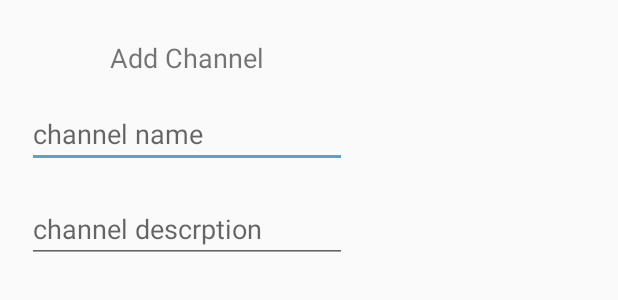
After one commit to l7ch1w/smack, an Android app: the layout add_channel_dialog.xml on its own in the app's theme, with its tools: preview values and no code run, on a phone screen of 412 x 824 dp. The commit adds this screen. Shown: the top 300 px of the screen. Run offline under Robolectric (Android 15) with nearby library versions, the phone set to English and light mode, and no system bars.

Commit message:
lesson 17

```diff
--- /dev/null
+++ b/app/src/main/res/layout/add_channel_dialog.xml
@@ -0,0 +1,40 @@
+<?xml version="1.0" encoding="utf-8"?>
+<LinearLayout xmlns:android="http://schemas.android.com/apk/res/android"
+    android:layout_width="wrap_content"
+    android:layout_height="wrap_content"
+    android:orientation="vertical">
+
+    <TextView
+        android:id="@+id/addChannelTxt"
+        android:layout_width="match_parent"
+        android:layout_height="wrap_content"
+        android:layout_marginBottom="16dp"
+        android:layout_marginTop="26dp"
+        android:text="Add Channel"
+        android:textAlignment="center"
+        android:textSize="18sp" />
+
+    <EditText
+        android:id="@+id/addChannelNameTxt"
+        android:layout_width="match_parent"
+        android:layout_height="wrap_content"
+        android:layout_marginBottom="18dp"
+        android:layout_marginLeft="18dp"
+        android:layout_marginRight="18dp"
+        android:ems="10"
+        android:hint="channel name"
+        android:inputType="textPersonName"
+        android:textColor="@android:color/darker_gray" />
+
+    <EditText
+        android:id="@+id/addChannelDescTxt"
+        android:layout_width="match_parent"
+        android:layout_height="wrap_content"
+        android:layout_marginBottom="18dp"
+        android:layout_marginLeft="18dp"
+        android:layout_marginRight="18dp"
+        android:ems="10"
+        android:hint="channel descrption"
+        android:inputType="textPersonName"
+        android:textColor="@android:color/darker_gray" />
+</LinearLayout>
```
Also changed, not shown: app/src/main/java/com/snackchat/l7ch1w/smack/Controller/MainActivity.kt (+34 -3 lines).
